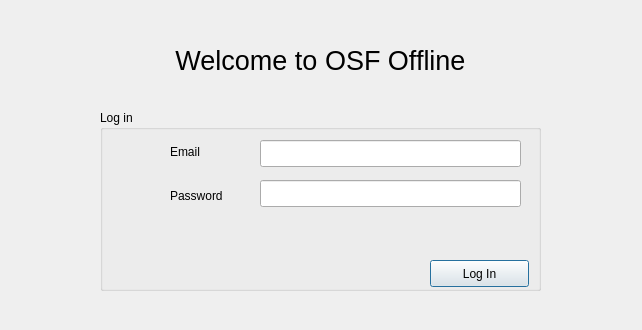
Qt form osfoffline/views/rsc/gui/startscreen_gui/startscreen.ui (CenterForOpenScience/osf-sync) before a commit.
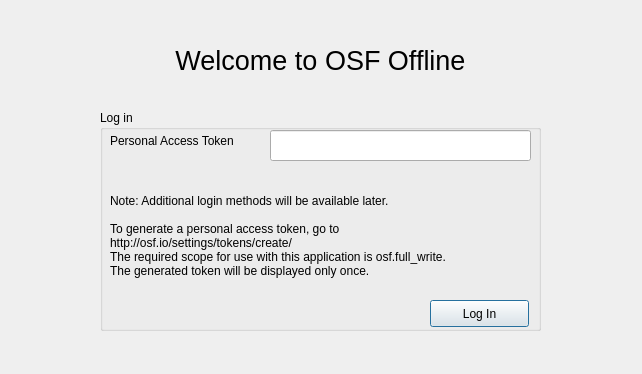
The same form after that commit.

The edit to the form file:
```diff
--- a/osfoffline/views/rsc/gui/startscreen_gui/startscreen.ui
+++ b/osfoffline/views/rsc/gui/startscreen_gui/startscreen.ui
@@ -7,7 +7,7 @@
     <x>0</x>
     <y>0</y>
     <width>642</width>
-    <height>330</height>
+    <height>374</height>
    </rect>
   </property>
   <property name="windowTitle">
@@ -19,7 +19,7 @@
      <x>100</x>
      <y>110</y>
      <width>441</width>
-     <height>181</height>
+     <height>221</height>
     </rect>
    </property>
    <property name="title">
@@ -29,7 +29,7 @@
     <property name="geometry">
      <rect>
       <x>330</x>
-      <y>150</y>
+      <y>190</y>
       <width>99</width>
       <height>27</height>
      </rect>
@@ -38,50 +38,48 @@
      <string>Log In</string>
     </property>
    </widget>
-   <widget class="QLineEdit" name="emailEdit">
+   <widget class="QLabel" name="label_6">
     <property name="geometry">
      <rect>
-      <x>160</x>
-      <y>30</y>
-      <width>261</width>
-      <height>27</height>
+      <x>10</x>
+      <y>20</y>
+      <width>141</width>
+      <height>21</height>
      </rect>
     </property>
-   </widget>
-   <widget class="QLineEdit" name="passwordEdit">
-    <property name="geometry">
-     <rect>
-      <x>160</x>
-      <y>70</y>
-      <width>261</width>
-      <height>27</height>
-     </rect>
+    <property name="text">
+     <string>Personal Access Token</string>
     </property>
    </widget>
-   <widget class="QLabel" name="label_3">
+   <widget class="QLineEdit" name="personalAccessTokenEdit">
     <property name="geometry">
      <rect>
-      <x>70</x>
-      <y>26</y>
-      <width>61</width>
+      <x>170</x>
+      <y>20</y>
+      <width>261</width>
       <height>31</height>
      </rect>
     </property>
-    <property name="text">
-     <string>Email</string>
-    </property>
    </widget>
    <widget class="QLabel" name="label_5">
     <property name="geometry">
      <rect>
-      <x>70</x>
+      <x>10</x>
       <y>70</y>
-      <width>81</width>
-      <height>31</height>
+      <width>421</width>
+      <height>111</height>
      </rect>
     </property>
     <property name="text">
-     <string>Password</string>
+     <string>Note: Additional login methods will be available later. 
+
+To generate a personal access token, go to 
+http://osf.io/settings/tokens/create/ 
+The required scope for use with this application is osf.full_write. 
+The generated token will be displayed only once.</string>
+    </property>
+    <property name="textFormat">
+     <enum>Qt::PlainText</enum>
     </property>
    </widget>
   </widget>
```
Left out of the diff: 2 changed lines with no effect on the pictures.
